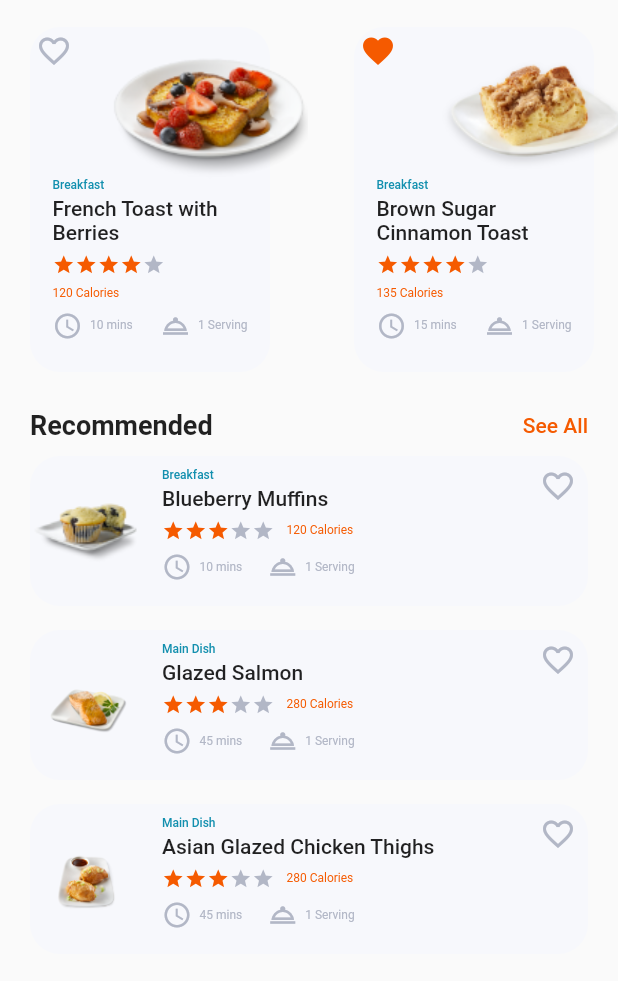
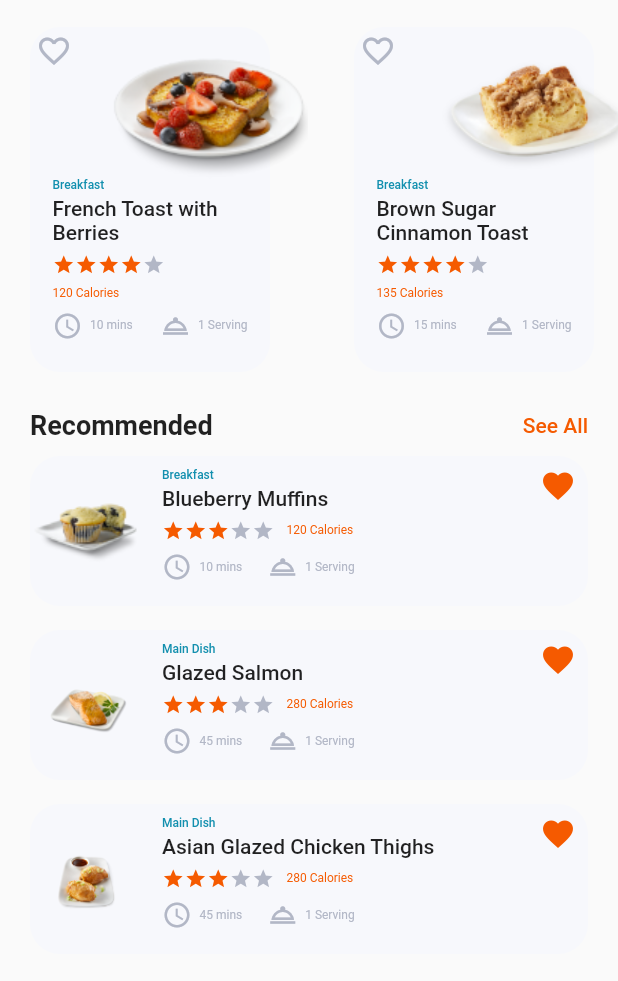
Before and after one commit to Esraa3293/recipe, a Flutter app: the HomeScreen screen opened by its route, scrolled down 294 dp, on a phone screen of 412 x 824 dp, the part 255-1236 px from its top. Run offline on Flutter 3.47's test engine with Material 2 defaults, Android fonts, the light colour scheme and no system bars; drawn by our look-alikes of flutter_rating_bar; our stand-ins replace carousel_slider, dots_indicator, email_validator, shared_preferences; accounts and stored records are empty; network calls fail; statements that could not run were skipped.

Commit message:
toggle favorite

```diff
--- a/lib/models/recipe.model.dart
+++ b/lib/models/recipe.model.dart
@@ -1,18 +1,15 @@
-import 'package:flutter/material.dart';
-
 class Recipe {
   final String? imagePath;
   final String? title;
   final String? mealType;
   final int? numOfCalories;
   final int? prepTime;
-  final Icon? icon;
 
-  const Recipe(
-      {this.imagePath,
-      this.title,
-      this.mealType,
-      this.numOfCalories,
-      this.prepTime,
-      this.icon});
+  const Recipe({
+    this.imagePath,
+    this.title,
+    this.mealType,
+    this.numOfCalories,
+    this.prepTime,
+  });
 }
--- a/lib/pages/home.dart
+++ b/lib/pages/home.dart
@@ -33,14 +33,11 @@ class _HomeScreenState extends State<HomeScreen> {
   List<RecipeWidget> recipes = [
     RecipeWidget(
       recipe: Recipe(
-          imagePath: ImagesPath.meal3,
-          title: "French Toast with Berries",
-          numOfCalories: 120,
-          prepTime: 10,
-          icon: const Icon(
-            Icons.favorite_border,
-            color: ColorsConst.grayColor,
-          )),
+        imagePath: ImagesPath.meal3,
+        title: "French Toast with Berries",
+        numOfCalories: 120,
+        prepTime: 10,
+      ),
     ),
     RecipeWidget(
       recipe: Recipe(
@@ -48,10 +45,6 @@ class _HomeScreenState extends State<HomeScreen> {
         title: "Brown Sugar Cinnamon Toast",
         numOfCalories: 135,
         prepTime: 15,
-        icon: const Icon(
-          Icons.favorite,
-          color: ColorsConst.mainColor,
-        ),
       ),
     )
   ];
--- a/lib/widgets/recipe_widget.dart
+++ b/lib/widgets/recipe_widget.dart
@@ -4,10 +4,22 @@ import 'package:recipe/models/recipe.model.dart';
 import 'package:recipe/utils/colors.dart';
 import 'package:recipe/utils/numbers.dart';
 
-class RecipeWidget extends StatelessWidget {
+class RecipeWidget extends StatefulWidget {
   Recipe? recipe = const Recipe();
 
   RecipeWidget({this.recipe, super.key});
+
+  @override
+  State<RecipeWidget> createState() => _RecipeWidgetState();
+}
+
+class _RecipeWidgetState extends State<RecipeWidget> {
+  bool favorite = true;
+
+  void toggleFavorite() {
+    favorite = !favorite;
+    setState(() {});
+  }
 
   @override
   Widget build(BuildContext context) {
@@ -30,7 +42,7 @@ class RecipeWidget extends StatelessWidget {
                   Transform.translate(
                     offset: const Offset(40, 0),
                     child: Image.asset(
-                      recipe?.imagePath ?? "",
+                      widget.recipe?.imagePath ?? "",
                       fit: BoxFit.cover,
                       width: 160,
                       height: 86,
@@ -48,7 +60,7 @@ class RecipeWidget extends StatelessWidget {
                     height: 3,
                   ),
                   Text(
-                    recipe?.title ?? "",
+                    widget.recipe?.title ?? "",
                     style: const TextStyle(
                       fontSize: 14,
                       fontWeight: FontWeight.w500,
@@ -78,7 +90,7 @@ class RecipeWidget extends StatelessWidget {
                     height: 7,
                   ),
                   Text(
-                    "${recipe?.numOfCalories ?? ""} Calories",
+                    "${widget.recipe?.numOfCalories ?? ""} Calories",
                     style: const TextStyle(
                         fontSize: 8,
                         fontWeight: FontWeight.normal,
@@ -98,7 +110,7 @@ class RecipeWidget extends StatelessWidget {
                         width: 5,
                       ),
                       Text(
-                        "${recipe?.prepTime ?? ""} mins",
+                        "${widget.recipe?.prepTime ?? ""} mins",
                         style: const TextStyle(
                           fontSize: 8,
                           fontWeight: FontWeight.normal,
@@ -128,7 +140,22 @@ class RecipeWidget extends StatelessWidget {
               ),
             ),
           ),
-          Padding(padding: const EdgeInsets.all(4.0), child: recipe?.icon),
+          Padding(
+            padding: const EdgeInsets.all(4.0),
+            child: InkWell(
+                onTap: () {
+                  toggleFavorite();
+                },
+                child: (favorite
+                    ? const Icon(
+                        Icons.favorite_border,
+                        color: ColorsConst.grayColor,
+                      )
+                    : const Icon(
+                        Icons.favorite,
+                        color: ColorsConst.mainColor,
+                      ))),
+          ),
         ],
       ),
     );
--- a/lib/widgets/recommended_widget.dart
+++ b/lib/widgets/recommended_widget.dart
@@ -4,10 +4,22 @@ import 'package:recipe/models/recipe.model.dart';
 import 'package:recipe/utils/colors.dart';
 import 'package:recipe/utils/numbers.dart';
 
-class RecommendedWidget extends StatelessWidget {
+class RecommendedWidget extends StatefulWidget {
   Recipe? recipe = const Recipe();
 
   RecommendedWidget({this.recipe, super.key});
+
+  @override
+  State<RecommendedWidget> createState() => _RecommendedWidgetState();
+}
+
+class _RecommendedWidgetState extends State<RecommendedWidget> {
+  bool favorite = false;
+
+  void toggleFavorite() {
+    favorite = !favorite;
+    setState(() {});
+  }
 
   @override
   Widget build(BuildContext context) {
@@ -28,7 +40,7 @@ class RecommendedWidget extends StatelessWidget {
                 SizedBox(
                   width: 75,
                   height: 45,
-                  child: Image.asset(recipe?.imagePath ?? ""),
+                  child: Image.asset(widget.recipe?.imagePath ?? ""),
                 ),
                 const SizedBox(
                   width: 5,
@@ -39,7 +51,7 @@ class RecommendedWidget extends StatelessWidget {
                     crossAxisAlignment: CrossAxisAlignment.start,
                     children: [
                       Text(
-                        recipe?.mealType ?? "",
+                        widget.recipe?.mealType ?? "",
                         style: const TextStyle(
                           color: ColorsConst.titleColor,
                           fontSize: 8,
@@ -50,7 +62,7 @@ class RecommendedWidget extends StatelessWidget {
                         height: 3,
                       ),
                       Text(
-                        recipe?.title ?? "",
+                        widget.recipe?.title ?? "",
                         style: const TextStyle(
                           fontSize: 14,
                           fontWeight: FontWeight.w500,
@@ -82,7 +94,7 @@ class RecommendedWidget extends StatelessWidget {
                             width: 8,
                           ),
                           Text(
-                            "${recipe?.numOfCalories ?? ""} Calories",
+                            "${widget.recipe?.numOfCalories ?? ""} Calories",
                             style: const TextStyle(
                                 fontSize: 8,
                                 fontWeight: FontWeight.normal,
@@ -104,7 +116,7 @@ class RecommendedWidget extends StatelessWidget {
                             width: 5,
                           ),
                           Text(
-                            "${recipe?.prepTime ?? ""} mins",
+                            "${widget.recipe?.prepTime ?? ""} mins",
                             style: const TextStyle(
                               fontSize: 8,
                               fontWeight: FontWeight.normal,
@@ -142,11 +154,21 @@ class RecommendedWidget extends StatelessWidget {
               ],
             ),
           ),
-          const Padding(
-            padding: EdgeInsets.all(8.0),
-            child: Icon(
-              Icons.favorite_border,
-              color: ColorsConst.grayColor,
+          Padding(
+            padding: const EdgeInsets.all(8.0),
+            child: InkWell(
+              onTap: () {
+                toggleFavorite();
+              },
+              child: (favorite
+                  ? const Icon(
+                      Icons.favorite_border,
+                      color: ColorsConst.grayColor,
+                    )
+                  : const Icon(
+                      Icons.favorite,
+                      color: ColorsConst.mainColor,
+                    )),
             ),
           )
         ],
```
